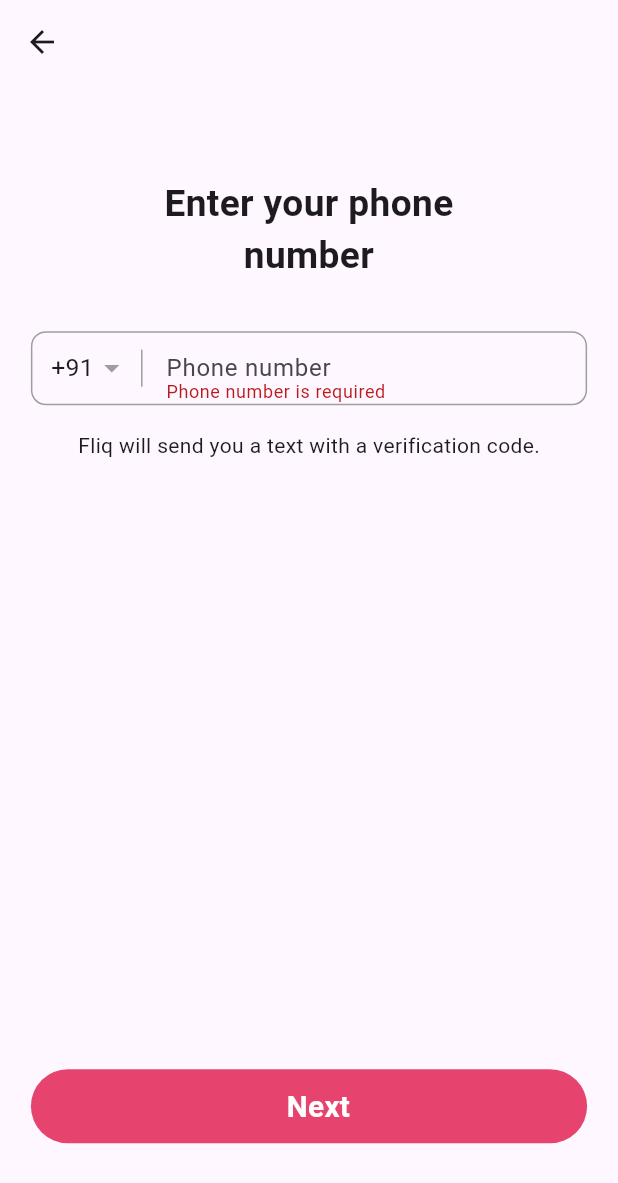
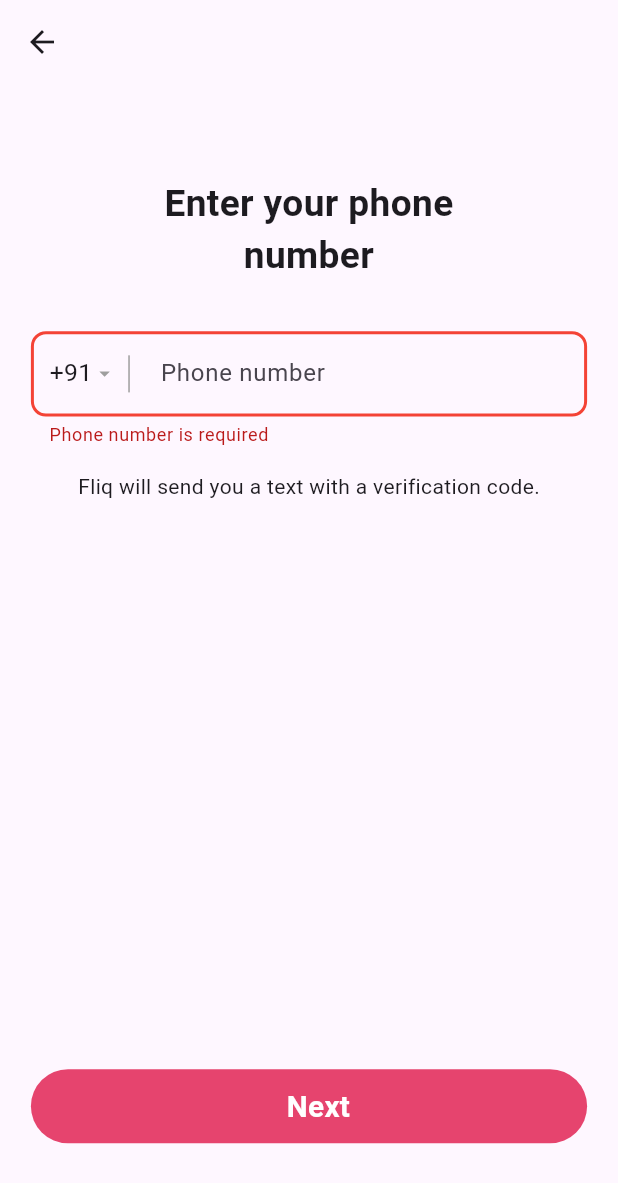
Before and after one commit to AbuShebin/lilac_machine_test, a Flutter app: the PhoneLoginScreen screen opened directly, after a tap on "Next", on a phone screen of 412 x 824 dp. Shown: the top 1183 px of the screen. Run offline on Flutter 3.47's test engine with Material 3 defaults, Android fonts, the phone set to English and light mode, and no system bars; our stand-ins replace dio, flutter_riverpod, fpdart, pinput, shared_preferences; missing offline and left inert: japx; accounts and stored records are empty; Roboto replaces fonts that are missing (Hind, Urbanist).

```diff
--- a/lib/core/provider/customer_model_provider.dart
+++ b/lib/core/provider/customer_model_provider.dart
@@ -1,6 +1,6 @@
 import 'package:flutter_riverpod/flutter_riverpod.dart';
 import 'package:lilac/features/auth/model/customer_base_model.dart';
 
-final customerModelProvider = StateProvider<CustomerBaseModelModel?>((ref) => null,);
+final customerModelProvider = StateProvider<CustomerModel?>((ref) => null,);
 
 final userIdProvider = StateProvider<String?>((ref) => null,);
--- a/lib/features/auth/view/phone_number_screen.dart
+++ b/lib/features/auth/view/phone_number_screen.dart
@@ -15,6 +15,10 @@ class _PhoneLoginScreenState extends ConsumerState<PhoneLoginScreen> {
   final phoneNumberController = TextEditingController();
   final _formKey = GlobalKey<FormState>();
 
+  // Clean validation constants
+  static const int _phoneNumberLength = 10;
+  static const String _phonePattern = r'^[0-9]{10}$';
+
   @override
   Widget build(BuildContext context) {
     final h = MediaQuery.of(context).size.height;
@@ -22,10 +26,16 @@ class _PhoneLoginScreenState extends ConsumerState<PhoneLoginScreen> {
 
     return Scaffold(
       appBar: AppBar(),
-      body: Padding(
+      resizeToAvoidBottomInset: true,
+      body: SingleChildScrollView(
         padding: EdgeInsets.all(w * 0.05),
         child: Form(
           key: _formKey,
+          child: ConstrainedBox(
+            constraints: BoxConstraints(
+              minHeight: h - kToolbarHeight - MediaQuery.of(context).padding.top - (w * 0.1),
+            ),
+            child: IntrinsicHeight(
               child: Column(
                 crossAxisAlignment: CrossAxisAlignment.center,
                 children: [
@@ -40,46 +50,52 @@ class _PhoneLoginScreenState extends ConsumerState<PhoneLoginScreen> {
                 textAlign: TextAlign.center,
               ),
               SizedBox(height: h * 0.04),
-              Container(
-                height: h * 0.06,
-                decoration: BoxDecoration(
-                  border: Border.all(color: Colors.grey),
-                  borderRadius: BorderRadius.circular(10),
-                ),
+              TextFormField(
+                controller: phoneNumberController,
+                keyboardType: TextInputType.phone,
+                decoration: InputDecoration(
+                  prefixIcon: Container(
+                    width: w * 0.2,
                     child: Row(
+                      mainAxisSize: MainAxisSize.min,
                       children: [
                         SizedBox(width: w * 0.03),
                         Text("+91", style: TextStyle(fontSize: h * 0.02)),
-                    Icon(Icons.arrow_drop_down, color: Colors.grey),
+                        Icon(Icons.arrow_drop_down, color: Colors.grey, size: h * 0.02),
                         SizedBox(
                           child: VerticalDivider(color: Colors.grey),
                           height: h * 0.03,
                         ),
-                    Expanded(
-                      child: TextFormField(
-                        controller: phoneNumberController,
-                        keyboardType: TextInputType.phone,
-                        decoration: InputDecoration(
-                          border: InputBorder.none,
+                      ],
+                    ),
+                  ),
                   hintText: "Phone number",
                   contentPadding: EdgeInsets.symmetric(
                     horizontal: w * 0.02,
+                    vertical: h * 0.02,
+                  ),
+                  border: OutlineInputBorder(
+                    borderRadius: BorderRadius.circular(10),
+                    borderSide: BorderSide(color: Colors.grey),
+                  ),
+                  enabledBorder: OutlineInputBorder(
+                    borderRadius: BorderRadius.circular(10),
+                    borderSide: BorderSide(color: Colors.grey),
+                  ),
+                  focusedBorder: OutlineInputBorder(
+                    borderRadius: BorderRadius.circular(10),
+                    borderSide: BorderSide(color: Colors.blue, width: 2),
+                  ),
+                  errorBorder: OutlineInputBorder(
+                    borderRadius: BorderRadius.circular(10),
+                    borderSide: BorderSide(color: Colors.red, width: 2),
+                  ),
+                  focusedErrorBorder: OutlineInputBorder(
+                    borderRadius: BorderRadius.circular(10),
+                    borderSide: BorderSide(color: Colors.red, width: 2),
                   ),
                 ),
-                        validator: (value) {
-                          if (value == null || value.trim().isEmpty) {
-                            return 'Phone number is required';
-                          }
-                          if (!RegExp(r'^[0-9]{10}$')
-                              .hasMatch(value.trim())) {
-                            return 'Enter a valid 10-digit phone number';
-                          }
-                          return null;
-                        },
-                      ),
-                    ),
-                  ],
-                ),
+                validator: _validatePhoneNumber,
               ),
               SizedBox(height: h * 0.02),
               const Text(
@@ -104,7 +120,25 @@ class _PhoneLoginScreenState extends ConsumerState<PhoneLoginScreen> {
           ),
         ),
       ),
-    );
+    )));
+  }
+
+  /// Validates phone number input
+  /// Returns error message if validation fails, null if valid
+  String? _validatePhoneNumber(String? value) {
+    // Check if value is null or empty
+    if (value == null || value.trim().isEmpty) {
+      return 'Phone number is required';
+    }
+
+    final trimmedValue = value.trim();
+
+    // Check if it contains only digits and has correct length
+    if (!RegExp(_phonePattern).hasMatch(trimmedValue)) {
+      return 'Enter a valid $_phoneNumberLength-digit phone number';
+    }
+
+    return null; // Valid input
   }
 
   void login({
--- a/lib/features/chat/view/chat_screen.dart
+++ b/lib/features/chat/view/chat_screen.dart
@@ -51,8 +51,8 @@ class ChatScreen extends ConsumerWidget {
               itemCount: data.length,
               itemBuilder: (context, index) {
                 final message = data[index];
-                final isMe = message.attributes.senderId.toString() == currentUserId;
-                final sentAt = message.attributes.sentAt;
+                final isMe = message.senderId.toString() == currentUserId;
+                final sentAt = message.sentAt;
                 final timeText = sentAt != null
                     ? '${sentAt.hour}:${sentAt.minute.toString().padLeft(2, '0')}'
                     : '';
@@ -77,7 +77,7 @@ class ChatScreen extends ConsumerWidget {
                           borderRadius: BorderRadius.circular(16),
                         ),
                         child: Text(
-                          message.attributes.message,
+                          message.message,
                           style: TextStyle(
                             color: isMe ? Colors.white : Colors.black,
                             fontSize: 16,
--- a/lib/features/messages/controller/contact_users_controller.dart
+++ b/lib/features/messages/controller/contact_users_controller.dart
@@ -7,7 +7,7 @@ final constactControllerProvider = NotifierProvider<ConstactController, int>(
 );
 
 class ConstactController extends Notifier<int> {
-Future<List<CustomerModel>>  getContactUsers() async {
+Future<List<CustomerContactListModel>>  getContactUsers() async {
     final userId = ref.read(userIdProvider);
     if(userId == null){
       throw "user id is null";
--- a/lib/features/messages/models/customer_relations.dart
+++ b/lib/features/messages/models/customer_relations.dart
@@ -1,21 +1,15 @@
 
-import 'package:lilac/features/messages/models/user_settings.dart';
 
 class CustomerRelationships {
   final List<dynamic> blockedContacts;
-  final UserSettings? userSettings;
 
   CustomerRelationships({
     required this.blockedContacts,
-    this.userSettings,
   });
 
   factory CustomerRelationships.fromJson(Map<String, dynamic> json) {
     return CustomerRelationships(
       blockedContacts: json['blockedContacts']?['data'] ?? [],
-      userSettings: json['userSettings']?['data'] != null
-          ? UserSettings.fromJson(json['userSettings']['data'])
-          : null,
     );
   }
 }
--- a/lib/features/messages/provider/home_provider.dart
+++ b/lib/features/messages/provider/home_provider.dart
@@ -6,16 +6,16 @@ import 'package:flutter_riverpod/flutter_riverpod.dart';
 import 'package:lilac/features/messages/controller/contact_users_controller.dart';
 import 'package:lilac/features/messages/models/customer_model.dart';
 
-final messagesAsyncNotifierProvider = AutoDisposeAsyncNotifierProvider<MessagesNotifierProvider, List<CustomerModel>>(
+final messagesAsyncNotifierProvider = AutoDisposeAsyncNotifierProvider<MessagesNotifierProvider, List<CustomerContactListModel>>(
   () {
     return MessagesNotifierProvider();
   },
 );
 
 class MessagesNotifierProvider
-    extends AutoDisposeAsyncNotifier<List<CustomerModel>> {
+    extends AutoDisposeAsyncNotifier<List<CustomerContactListModel>> {
   @override
-  FutureOr<List<CustomerModel>> build() {
+  FutureOr<List<CustomerContactListModel>> build() {
     return fetchContactUsers();
   }
 
--- a/lib/main.dart
+++ b/lib/main.dart
@@ -1,6 +1,5 @@
 import 'package:flutter/material.dart';
 import 'package:flutter_riverpod/flutter_riverpod.dart';
-import 'package:lilac/features/auth/view/login_screen.dart';
 import 'package:lilac/features/auth/view/splash_screen.dart';
 
 void main() {
--- a/pubspec.yaml
+++ b/pubspec.yaml
@@ -35,6 +35,7 @@ dependencies:
   fpdart: ^1.1.1
   dio: ^5.8.0+1
   shared_preferences: ^2.5.3
+  japx: ^2.2.0
 
   # The following adds the Cupertino Icons font to your application.
   # Use with the CupertinoIcons class for iOS style icons.
```
Also changed, not shown: lib/features/auth/controller/otp_controller.dart (+18 -18 lines), lib/features/auth/model/customer_base_model.dart (+45 -42 lines), lib/features/auth/service/otp_service.dart (+14 -10 lines), lib/features/auth/view/otp_verification_screen.dart (+65 -29 lines), lib/features/chat/models/chat_attributes_model.dart (deleted, +0 -57 lines), lib/features/chat/models/chat_message_model.dart (+48 -5 lines), lib/features/chat/repository/chat_repository.dart (+13 -10 lines), lib/features/messages/models/customer_model.dart (+47 -14 lines), lib/features/messages/models/user_settings.dart (deleted, +0 -16 lines), lib/features/messages/repository/home_repository.dart (+17 -12 lines), lib/features/messages/view/contact_users_screen.dart (+6 -6 lines), pubspec.lock, 1 other file. Lines whose indentation alone changed are shown as unchanged.
